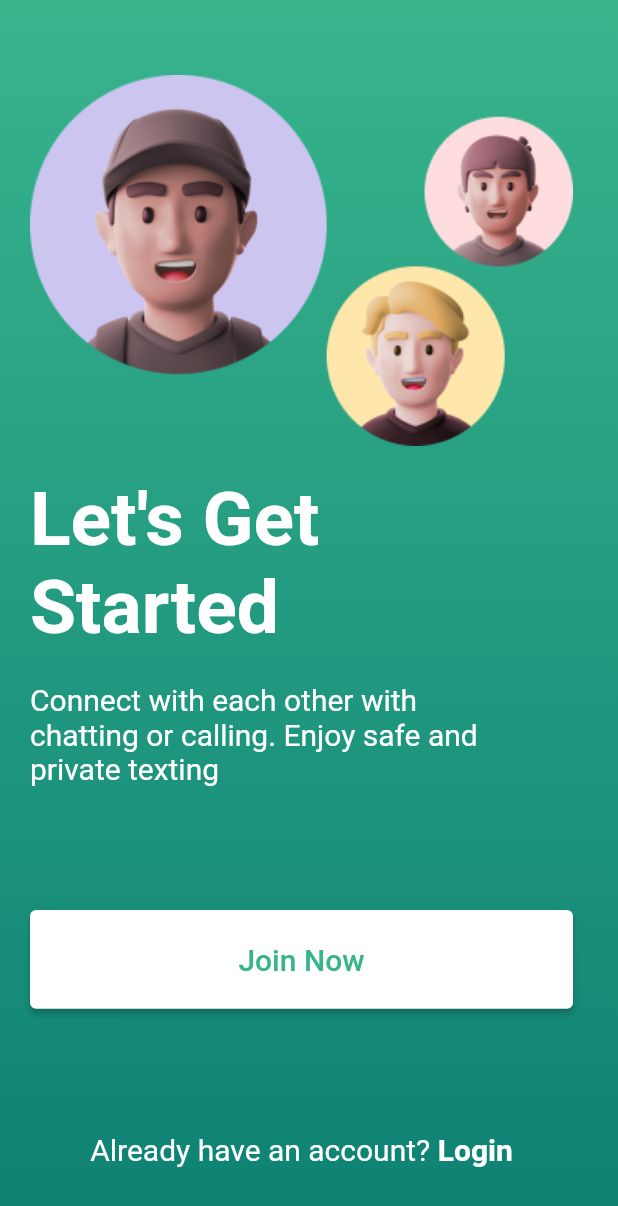
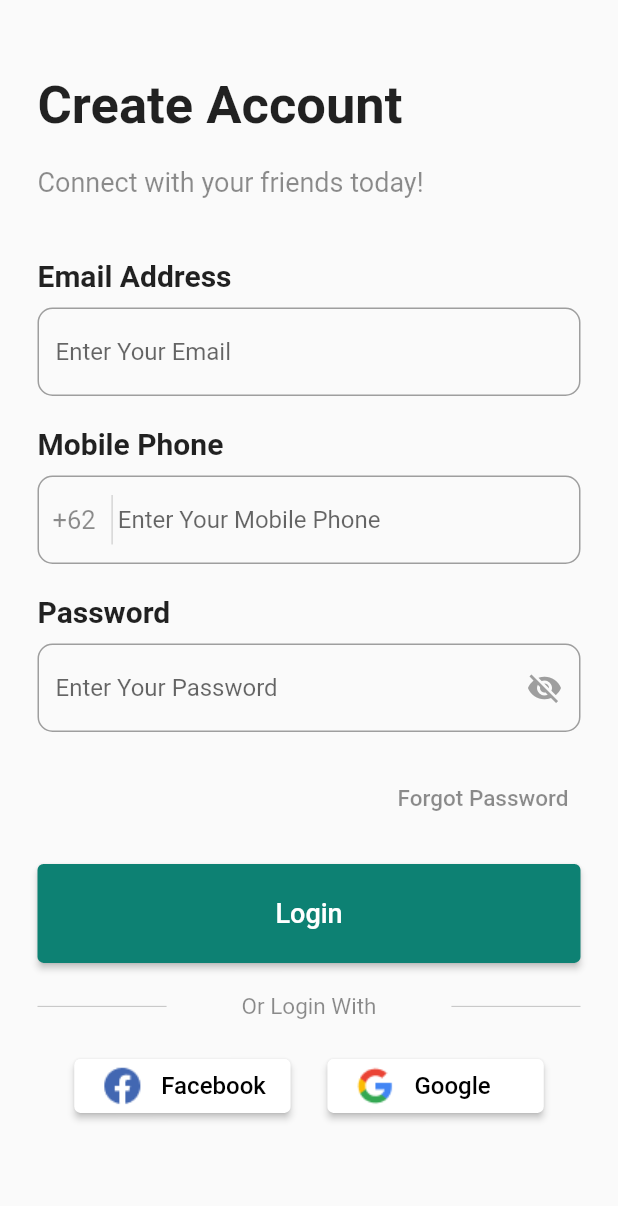
Before and after one commit to pklsmkmq/flutter-tokped, a Flutter app: the screen it shows after launch, after a tap on "Join Now", on a phone screen of 412 x 824 dp. Shown: the top 1206 px of the screen. Run offline on Flutter 3.47's test engine with Material 2 defaults, Android fonts, the phone set to English and light mode, and no system bars; our stand-ins replace get.

Commit message:
register

```diff
--- a/lib/app/modules/LoginScreen/views/login_screen_view.dart
+++ b/lib/app/modules/LoginScreen/views/login_screen_view.dart
@@ -164,7 +164,7 @@ class LoginScreenView extends GetView<LoginScreenController> {
                   Text("Don’t have an account ?",
                       style: TextStyle(fontSize: 18, color: subJudul)),
                   TextButton(
-                      onPressed: () {},
+                      onPressed: () => Get.toNamed("/register-screen"),
                       child: Text("Sign Up",
                           style: TextStyle(fontSize: 18, color: bgLogin2)))
                 ]),
--- /dev/null
+++ b/lib/app/modules/registerScreen/bindings/register_screen_binding.dart
@@ -0,0 +1,12 @@
+import 'package:get/get.dart';
+
+import '../controllers/register_screen_controller.dart';
+
+class RegisterScreenBinding extends Bindings {
+  @override
+  void dependencies() {
+    Get.lazyPut<RegisterScreenController>(
+      () => RegisterScreenController(),
+    );
+  }
+}
--- /dev/null
+++ b/lib/app/modules/registerScreen/controllers/register_screen_controller.dart
@@ -0,0 +1,27 @@
+import 'dart:developer';
+
+import 'package:get/get.dart';
+
+class RegisterScreenController extends GetxController {
+  var eye = false.obs;
+  final count = 0.obs;
+  @override
+  void onInit() {
+    super.onInit();
+  }
+
+  @override
+  void onReady() {
+    super.onReady();
+  }
+
+  @override
+  void onClose() {}
+  void increment() => count.value++;
+
+  changeEye() {
+    log(eye.toString());
+    eye.toggle();
+    log(eye.toString());
+  }
+}
--- /dev/null
+++ b/lib/app/modules/registerScreen/views/register_screen_view.dart
@@ -0,0 +1,212 @@
+import 'package:flutter/material.dart';
+
+import 'package:get/get.dart';
+
+import '../../../../config/warna.dart';
+import '../controllers/register_screen_controller.dart';
+
+class RegisterScreenView extends GetView<RegisterScreenController> {
+  @override
+  Widget build(BuildContext context) {
+    double tinggi = MediaQuery.of(context).size.height;
+    double lebar = MediaQuery.of(context).size.width;
+    return Obx(() => Scaffold(
+            body: SingleChildScrollView(
+          child: Container(
+            width: lebar,
+            padding: EdgeInsets.fromLTRB(25, 50, 25, 20),
+            child: Column(
+              crossAxisAlignment: CrossAxisAlignment.start,
+              children: [
+                Container(
+                  child: Column(
+                    crossAxisAlignment: CrossAxisAlignment.start,
+                    children: [
+                      Container(
+                        margin: EdgeInsets.only(bottom: 20),
+                        child: Text("Create Account",
+                            style: TextStyle(
+                                fontSize: 35, fontWeight: FontWeight.bold)),
+                      ),
+                      Container(
+                        margin: EdgeInsets.only(bottom: 40),
+                        child: Text("Connect with your friends today!",
+                            style: TextStyle(fontSize: 18, color: subJudul)),
+                      ),
+                      Container(
+                        margin: EdgeInsets.only(bottom: 10),
+                        child: Text("Email Address",
+                            style: TextStyle(
+                                fontSize: 20, fontWeight: FontWeight.bold)),
+                      ),
+                      Container(
+                        margin: EdgeInsets.only(bottom: 20),
+                        child: TextField(
+                            keyboardType: TextInputType.emailAddress,
+                            decoration: InputDecoration(
+                                hintText: "Enter Your Email",
+                                enabledBorder: OutlineInputBorder(
+                                    borderSide: BorderSide(color: Colors.grey),
+                                    borderRadius: BorderRadius.circular(10)))),
+                      ),
+                      Container(
+                        margin: EdgeInsets.only(bottom: 10),
+                        child: Text("Mobile Phone",
+                            style: TextStyle(
+                                fontSize: 20, fontWeight: FontWeight.bold)),
+                      ),
+                      Container(
+                        margin: EdgeInsets.only(bottom: 20),
+                        child: TextField(
+                            keyboardType: TextInputType.emailAddress,
+                            decoration: InputDecoration(
+                                hintText: "Enter Your Mobile Phone",
+                                prefixIcon: Container(
+                                  width: lebar * 0.13,
+                                  child: Row(
+                                    children: [
+                                      Container(
+                                          margin:
+                                              EdgeInsets.fromLTRB(10, 5, 10, 5),
+                                          child: Text(
+                                            "+62",
+                                            style: TextStyle(fontSize: 17, color: subJudul),
+                                          )),
+                                      Container(
+                                          margin:
+                                              EdgeInsets.fromLTRB(0, 5, 0, 5),
+                                          height: tinggi * 0.04,
+                                          child: VerticalDivider(
+                                            color: lineGrey,
+                                            width: 2,
+                                          ))
+                                    ],
+                                  ),
+                                ),
+                                enabledBorder: OutlineInputBorder(
+                                    borderSide: BorderSide(color: Colors.grey),
+                                    borderRadius: BorderRadius.circular(10)))),
+                      ),
+                      Container(
+                        margin: EdgeInsets.only(bottom: 10),
+                        child: Text("Password",
+                            style: TextStyle(
+                                fontSize: 20, fontWeight: FontWeight.bold)),
+                      ),
+                      Container(
+                        margin: EdgeInsets.only(bottom: 20),
+                        child: TextField(
+                            obscureText: controller.eye.value,
+                            decoration: InputDecoration(
+                                suffixIcon: IconButton(
+                                    onPressed: () => controller.changeEye(),
+                                    icon: Icon(
+                                        controller.eye.value
+                                            ? Icons.visibility
+                                            : Icons.visibility_off,
+                                        color: Colors.grey)),
+                                hintText: "Enter Your Password",
+                                enabledBorder: OutlineInputBorder(
+                                    borderSide: BorderSide(color: Colors.grey),
+                                    borderRadius: BorderRadius.circular(10)))),
+                      ),
+                      Container(
+                        alignment: Alignment.topRight,
+                        margin: EdgeInsets.only(bottom: 20),
+                        child: TextButton(
+                            onPressed: () {},
+                            child: Text("Forgot Password",
+                                style:
+                                    TextStyle(fontSize: 15, color: subJudul))),
+                      ),
+                      Container(
+                        width: lebar,
+                        height: tinggi * 0.08,
+                        margin: EdgeInsets.only(bottom: 20),
+                        child: ElevatedButton(
+                          style: ElevatedButton.styleFrom(
+                              backgroundColor: bgLogin2),
+                          onPressed: () {},
+                          child: Text("Login",
+                              style:
+                                  TextStyle(color: Colors.white, fontSize: 18)),
+                        ),
+                      ),
+                      Container(
+                        width: lebar,
+                        margin: EdgeInsets.only(bottom: 20),
+                        child: Row(children: [
+                          Expanded(child: Divider(color: lineGrey)),
+                          Container(
+                              margin: EdgeInsets.symmetric(horizontal: 50),
+                              child: Text("Or Login With",
+                                  style: TextStyle(
+                                      color: subJudul, fontSize: 15))),
+                          Expanded(child: Divider(color: lineGrey))
+                        ]),
+                      ),
+                      Row(
+                        mainAxisAlignment: MainAxisAlignment.spaceEvenly,
+                        children: [
+                          Container(
+                            width: lebar * 0.35,
+                            child: ElevatedButton(
+                              style: ElevatedButton.styleFrom(
+                                  backgroundColor: Colors.white),
+                              onPressed: () {},
+                              child: Row(
+                                children: [
+                                  Image.asset("assets/img/Facebook.png"),
+                                  Container(
+                                      margin: EdgeInsets.only(left: 10),
+                                      child: Text(
+                                        "Facebook",
+                                        style: TextStyle(
+                                            fontSize: 16, color: Colors.black),
+                                      ))
+                                ],
+                              ),
+                            ),
+                          ),
+                          Container(
+                            width: lebar * 0.35,
+                            child: ElevatedButton(
+                              style: ElevatedButton.styleFrom(
+                                  backgroundColor: Colors.white),
+                              onPressed: () {},
+                              child: Row(
+                                children: [
+                                  Image.asset("assets/img/Google.png"),
+                                  Container(
+                                      margin: EdgeInsets.only(left: 10),
+                                      child: Text(
+                                        "Google",
+                                        style: TextStyle(
+                                            fontSize: 16, color: Colors.black),
+                                      ))
+                                ],
+                              ),
+                            ),
+                          ),
+                        ],
+                      ),
+                    ],
+                  ),
+                ),
+                // Container(
+                //   child:
+                //       Row(mainAxisAlignment: MainAxisAlignment.center, children: [
+                //     Text("Don’t have an account ?",
+                //         style: TextStyle(fontSize: 18, color: subJudul)),
+                //     TextButton(
+                //         onPressed: () {},
+                //         child: Text("Sign Up",
+                //             style: TextStyle(fontSize: 18, color: bgLogin2)))
+                //   ]),
+                // ),
+              ],
+            ),
+          ),
+        )));
+  }
+}
--- a/lib/app/modules/splashScreen/views/splash_screen_view.dart
+++ b/lib/app/modules/splashScreen/views/splash_screen_view.dart
@@ -55,7 +55,7 @@ class SplashScreenView extends GetView<SplashScreenController> {
             width: lebar,
             height: tinggi * 0.08,
             child: ElevatedButton(
-                onPressed: () {},
+                onPressed: () => Get.toNamed("/register-screen"),
                 style: ElevatedButton.styleFrom(backgroundColor: Colors.white),
                 child: Text(
                   "Join Now",
--- a/lib/app/routes/app_pages.dart
+++ b/lib/app/routes/app_pages.dart
@@ -4,6 +4,8 @@ import 'package:tokopedia/app/modules/LoginScreen/bindings/login_screen_binding.
 import 'package:tokopedia/app/modules/LoginScreen/views/login_screen_view.dart';
 import 'package:tokopedia/app/modules/home/bindings/home_binding.dart';
 import 'package:tokopedia/app/modules/home/views/home_view.dart';
+import 'package:tokopedia/app/modules/registerScreen/bindings/register_screen_binding.dart';
+import 'package:tokopedia/app/modules/registerScreen/views/register_screen_view.dart';
 import 'package:tokopedia/app/modules/splashScreen/bindings/splash_screen_binding.dart';
 import 'package:tokopedia/app/modules/splashScreen/views/splash_screen_view.dart';
 
@@ -30,5 +32,10 @@ class AppPages {
       page: () => LoginScreenView(),
       binding: LoginScreenBinding(),
     ),
+    GetPage(
+      name: _Paths.REGISTER_SCREEN,
+      page: () => RegisterScreenView(),
+      binding: RegisterScreenBinding(),
+    ),
   ];
 }
--- a/lib/app/routes/app_routes.dart
+++ b/lib/app/routes/app_routes.dart
@@ -7,10 +7,12 @@ abstract class Routes {
   static const HOME = _Paths.HOME;
   static const SPLASH_SCREEN = _Paths.SPLASH_SCREEN;
   static const LOGIN_SCREEN = _Paths.LOGIN_SCREEN;
+  static const REGISTER_SCREEN = _Paths.REGISTER_SCREEN;
 }
 
 abstract class _Paths {
   static const HOME = '/home';
   static const SPLASH_SCREEN = '/splash-screen';
   static const LOGIN_SCREEN = '/login-screen';
+  static const REGISTER_SCREEN = '/register-screen';
 }
```
